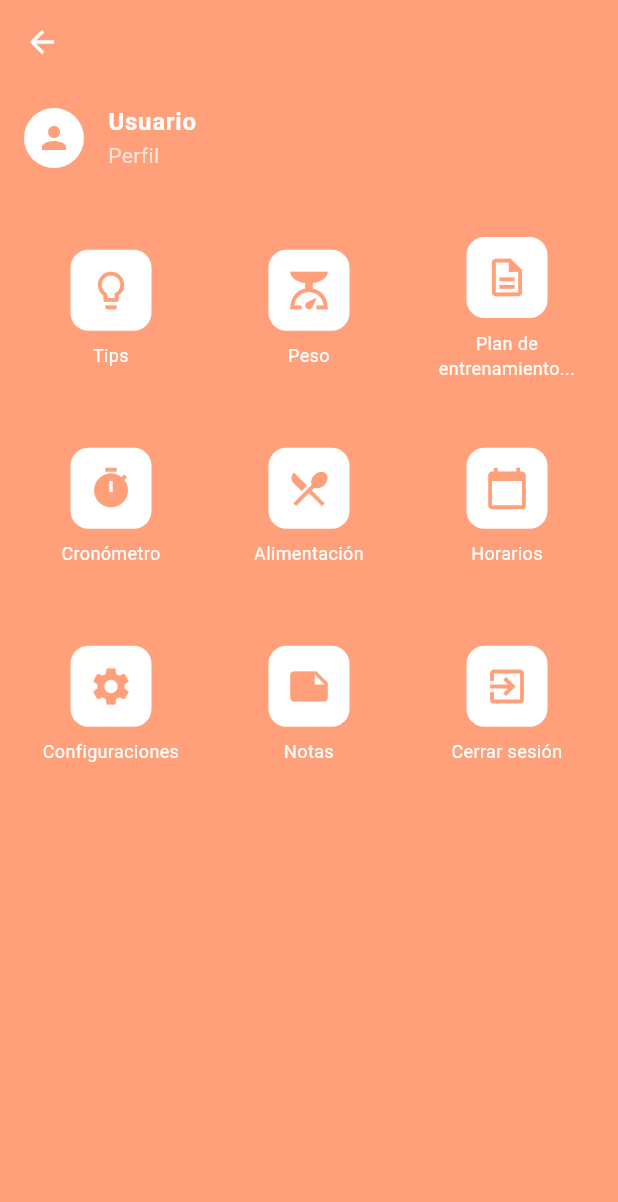
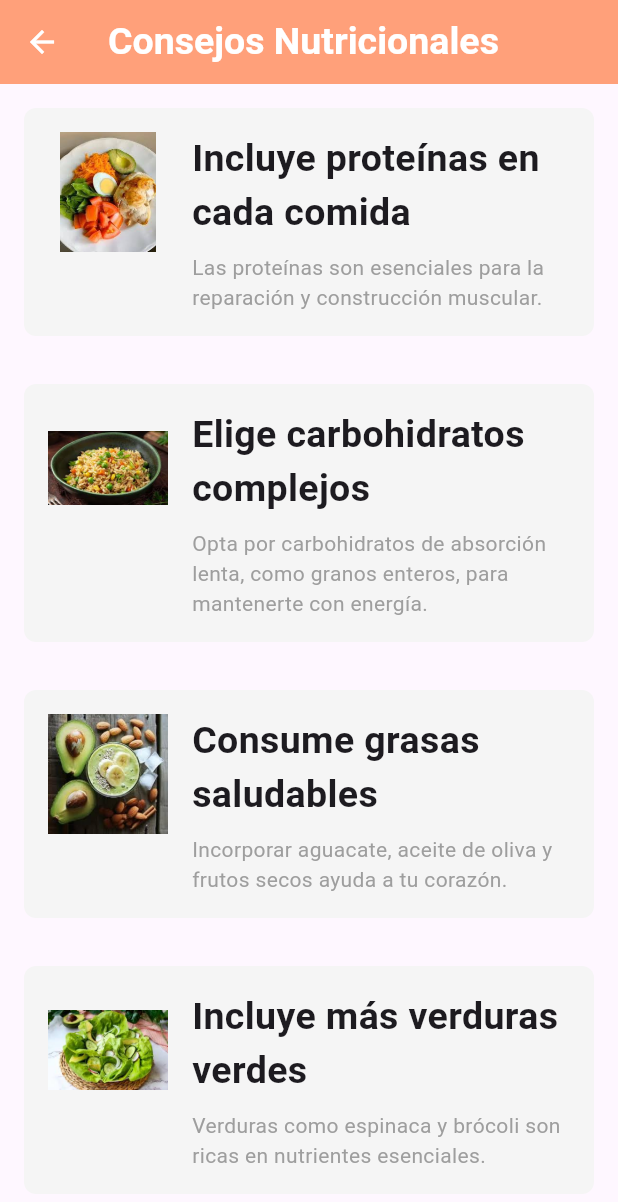
Before and after one commit to EdgarAllan07/fit-plan, a Flutter app: the Alimentacion screen opened directly, item 2 of the bottom bar chosen, after a tap on "Consejos Nutricionales", on a phone screen of 412 x 824 dp. Shown: the top 1202 px of the screen. Run offline on Flutter 3.47's test engine with Material 3 defaults, Android fonts, the phone set to English and light mode, and no system bars; our stand-ins replace cloud_firestore, firebase_auth, firebase_core, flutter_signin_button, fluttertoast, google_nav_bar and 2 more; accounts and stored records are empty.

Commit message:
Vistas ConsejosNutricionales y de Hidratacion, retoques finales a vistas Histotial y Agregar comidas

```diff
--- a/lib/paginas/Alimentacion/Alimentacion.dart
+++ b/lib/paginas/Alimentacion/Alimentacion.dart
@@ -1,4 +1,6 @@
 import 'package:fit_plan_proyecto/paginas/Alimentacion/AgregarComidas.dart';
+import 'package:fit_plan_proyecto/paginas/Alimentacion/ConsejosHidratacion.dart';
+import 'package:fit_plan_proyecto/paginas/Alimentacion/ConsejosNutricionales.dart';
 import 'package:fit_plan_proyecto/paginas/Alimentacion/HistorialComidas.dart';
 import 'package:fit_plan_proyecto/paginas/Calendario/Calendario.dart';
 import 'package:fit_plan_proyecto/paginas/Configuraciones/configuracionMenu.dart';
@@ -30,8 +32,7 @@ class _AlimentacionState extends State<Alimentacion> {
         leading: IconButton(
           icon: const Icon(Icons.arrow_back, color: Colors.white),
           onPressed: () {
-            Navigator.pushReplacement(
-                context, MaterialPageRoute(builder: (context) => Menu()));
+            Navigator.pop(context);
           },
         ),
         backgroundColor: const Color(0xFFFFA07A),
@@ -175,7 +176,7 @@ class _AlimentacionState extends State<Alimentacion> {
               onTap: () {
                 Navigator.push(
                   context,
-                  MaterialPageRoute(builder: (context) => Menu()),
+                  MaterialPageRoute(builder: (context) =>const ConsejosNutricionales()),
                 );
               },
               shape: RoundedRectangleBorder(
@@ -208,7 +209,8 @@ class _AlimentacionState extends State<Alimentacion> {
               onTap: () {
                 Navigator.push(
                   context,
-                  MaterialPageRoute(builder: (context) => Menu()),
+                  MaterialPageRoute(
+                      builder: (context) => const ConsejosHidratacion()),
                 );
               },
               shape: RoundedRectangleBorder(
@@ -250,6 +252,7 @@ class _AlimentacionState extends State<Alimentacion> {
               tileColor: Colors.grey[100],
               contentPadding: const EdgeInsets.all(12.0),
             ),
+            const Divider(height: 25.0),
           ],
         ),
       ),
--- a/lib/paginas/Alimentacion/ConsejosNutricionales.dart
+++ b/lib/paginas/Alimentacion/ConsejosNutricionales.dart
@@ -0,0 +1,113 @@
+import 'package:flutter/material.dart';
+
+class ConsejosNutricionales extends StatelessWidget {
+  const ConsejosNutricionales({super.key});
+
+  @override
+  Widget build(BuildContext context) {
+    return Scaffold(
+      appBar: AppBar(
+        leading: IconButton(
+          icon: const Icon(Icons.arrow_back, color: Colors.white),
+          onPressed: (){Navigator.pop(context);},
+        ),
+        centerTitle: false,
+        title: const Text(
+          'Consejos Nutricionales',
+          style: TextStyle(
+              color: Colors.white, fontWeight: FontWeight.bold, fontSize: 25),
+        ),
+        backgroundColor: const Color(0xFFFFA07A), // Color pastel naranja
+      ),
+      body: ListView(
+        children: [
+          ConsejosNutricionalesTile(
+            imageAsset: 'assets/ConsejosNutricionales/cn1.jpg',
+            title: 'Incluye proteínas en cada comida',
+            description:
+                'Las proteínas son esenciales para la reparación y construcción muscular.',
+          ),
+          ConsejosNutricionalesTile(
+            imageAsset: 'assets/ConsejosNutricionales/cn2.jpg',
+            title: 'Elige carbohidratos complejos',
+            description:
+                'Opta por carbohidratos de absorción lenta, como granos enteros, para mantenerte con energía.',
+          ),
+          ConsejosNutricionalesTile(
+            imageAsset: 'assets/ConsejosNutricionales/cn3.jpg',
+            title: 'Consume grasas saludables',
+            description:
+                'Incorporar aguacate, aceite de oliva y frutos secos ayuda a tu corazón.',
+          ),
+          ConsejosNutricionalesTile(
+            imageAsset: 'assets/ConsejosNutricionales/cn4.jpg',
+            title: 'Incluye más verduras verdes',
+            description:
+                'Verduras como espinaca y brócoli son ricas en nutrientes esenciales.',
+          ),
+        ],
+      ),
+    );
+  }
+}
+
+class ConsejosNutricionalesTile extends StatelessWidget {
+  final String imageAsset;
+  final String title;
+  final String description;
+
+  ConsejosNutricionalesTile({
+    required this.imageAsset,
+    required this.title,
+    required this.description,
+  });
+
+  @override
+  Widget build(BuildContext context) {
+    return Padding(
+      padding: const EdgeInsets.all(16.0),
+      child: Container(
+        decoration: BoxDecoration(
+          color: Colors.grey[100], // Color gris claro
+          borderRadius: BorderRadius.circular(8.0),
+        ),
+        child: Padding(
+          padding: const EdgeInsets.all(16.0),
+          child: Row(
+            crossAxisAlignment: CrossAxisAlignment.start,
+            children: [
+              Image.asset(
+                imageAsset,
+                width: 80,
+                height: 80,
+              ),
+              const SizedBox(width: 16.0),
+              Expanded(
+                child: Column(
+                  crossAxisAlignment: CrossAxisAlignment.start,
+                  children: [
+                    Text(
+                      title,
+                      style: const TextStyle(
+                        fontSize: 25,
+                        fontWeight: FontWeight.bold,
+                      ),
+                    ),
+                    const SizedBox(height: 8.0),
+                    Text(
+                      description,
+                      style: const TextStyle(
+                        fontSize: 14.0,
+                        color: Colors.grey, // Color gris
+                      ),
+                    ),
+                  ],
+                ),
+              ),
+            ],
+          ),
+        ),
+      ),
+    );
+  }
+}
--- a/pubspec.yaml
+++ b/pubspec.yaml
@@ -28,3 +28,5 @@ flutter:
   uses-material-design: true
   assets:
     - assets/images/
+    - assets/ConsejosHidratacion/
+    - assets/ConsejosNutricionales/
```
Also changed, not shown: lib/paginas/Alimentacion/AgregarComidas.dart (+55 -12 lines), lib/paginas/Alimentacion/ConsejosHidratacion.dart (+113 -0 lines), lib/paginas/Alimentacion/HistorialComidas.dart (+11 -5 lines), assets/ConsejosHidratacion/ch1.jpg (added), assets/ConsejosHidratacion/ch2.jpg (added), assets/ConsejosHidratacion/ch3.jpg (added), assets/ConsejosHidratacion/ch4.jpg (added), assets/ConsejosNutricionales/cn1.jpg (added), assets/ConsejosNutricionales/cn2.jpg (added), assets/ConsejosNutricionales/cn3.jpg (added), assets/ConsejosNutricionales/cn4.jpg (added). Lines whose indentation alone changed are shown as unchanged.
